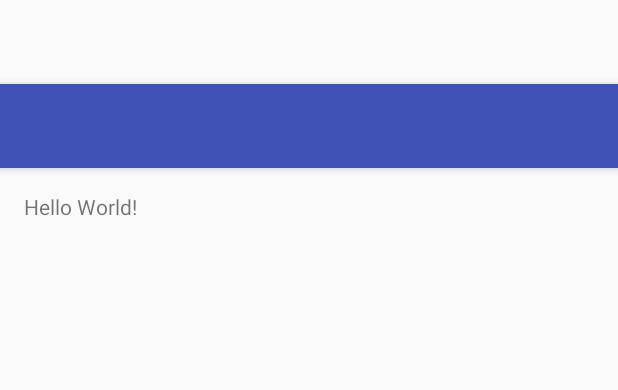
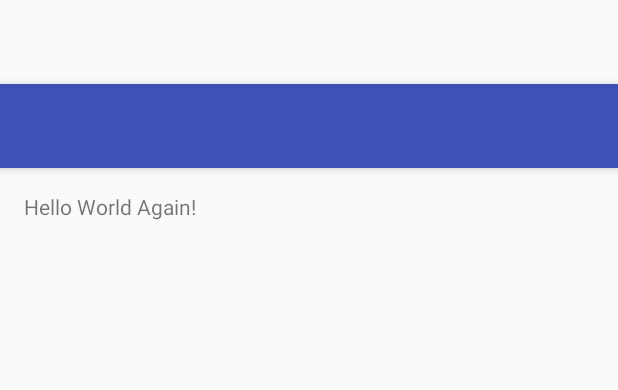
Before and after one commit to clt020/TestProject, an Android app: the layout activity_main.xml on its own in the app's theme, with its tools: preview values and no code run, on a phone screen of 412 x 824 dp. Shown: the top 390 px of the screen. Run offline under Robolectric (Android 15) with nearby library versions, the phone set to English and light mode, and no system bars.

Commit message:
Changed text

```diff
--- a/app/src/main/res/layout/content_main.xml
+++ b/app/src/main/res/layout/content_main.xml
@@ -16,5 +16,5 @@
     <TextView
         android:layout_width="wrap_content"
         android:layout_height="wrap_content"
-        android:text="Hello World!" />
+        android:text="Hello World Again!" />
 </RelativeLayout>
```
